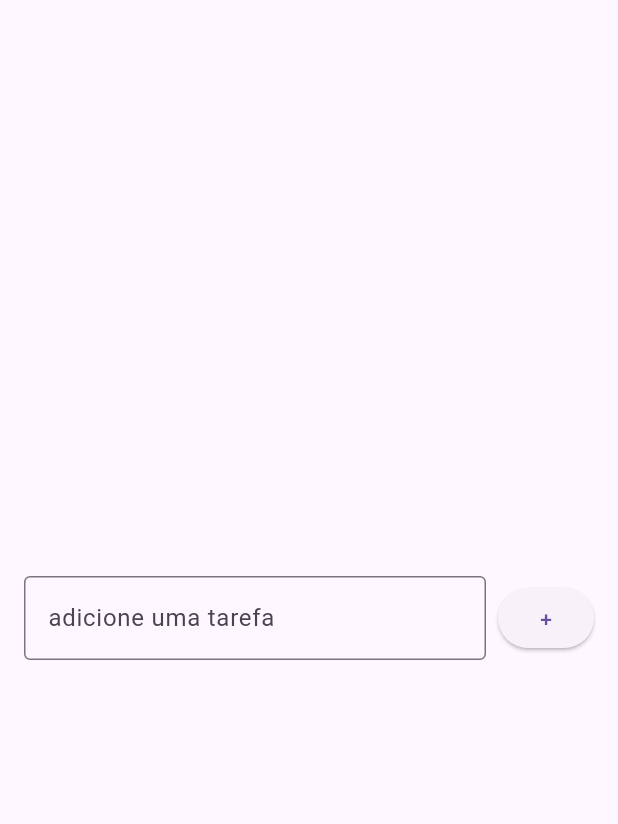
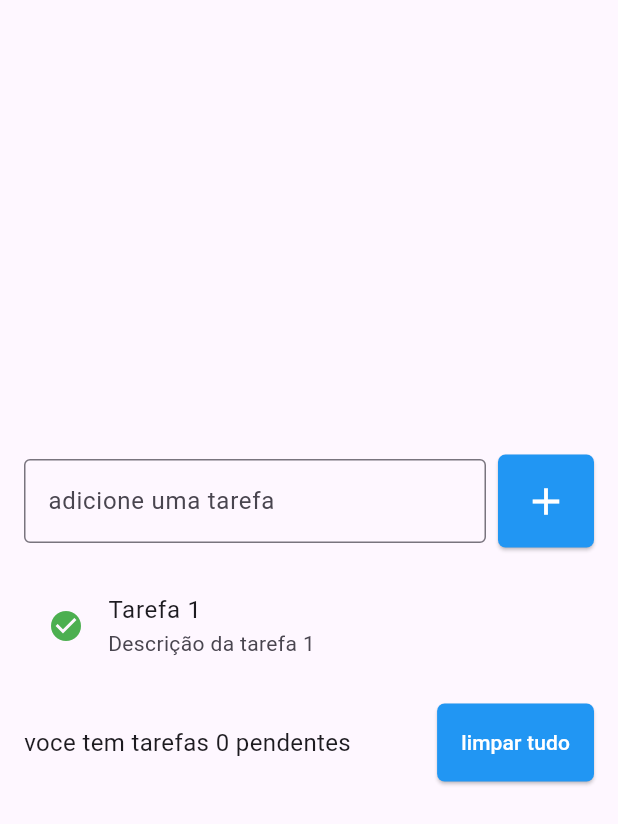
Before and after one commit to DOAgustavo/notesDOA, a Flutter app: the screen it shows after launch, on a phone screen of 412 x 824 dp. Shown: the top 824 px of the screen. Run offline on Flutter 3.47's test engine with Material 3 defaults, Android fonts, the phone set to English and light mode, and no system bars.

```diff
--- a/lib/screens/todo_list_page.dart
+++ b/lib/screens/todo_list_page.dart
@@ -11,7 +11,11 @@ class TodoListPage extends StatelessWidget {
       body: Center(
         child: Padding(
           padding: const EdgeInsets.all(16.0),
-          child: Row(
+
+          child: Column(
+            mainAxisSize: MainAxisSize.min,
+            children: [
+              Row(
                 children: [
                   Expanded(
                     child: TextField(
@@ -26,8 +30,73 @@ class TodoListPage extends StatelessWidget {
                   SizedBox(width: 8),
                   ElevatedButton(
                     onPressed:() {},
-                child: Text('+'),
+                    style: ElevatedButton.styleFrom(
+                      backgroundColor: Colors.blue,
+                      shape: RoundedRectangleBorder(
+                        borderRadius: BorderRadius.circular(5), // Define o raio do botão
                       ),
+                      padding: EdgeInsets.all(16),
+                    ),
+                      child: Icon(
+                      Icons.add,
+                      size: 30,
+                      color: Colors.white,
+
+                      ),
+                    ),
+
+
+
+                ],
+              ),
+
+              SizedBox(height: 16),
+              ListView(
+                shrinkWrap: true,
+                children: [
+                 ListTile(
+                    title: Text('Tarefa 1'),
+                    subtitle: Text('Descrição da tarefa 1'),
+                    leading: Icon(Icons.check_circle, color: Colors.green),
+                    onTap: (){
+                      print('Tarefa 1 clicada');
+                    },
+                 ),
+
+                ],
+              ),
+              SizedBox(height: 16),
+              Row(
+                children: [
+                  Expanded(
+                    child: Text(
+                      'voce tem tarefas 0 pendentes',
+                      style: TextStyle(
+                        fontSize: 16,
+
+                      ),
+
+                    ),
+                  ),
+
+
+
+
+                   SizedBox(width: 8),
+                  ElevatedButton(
+                    onPressed: () {},
+                    child: Text('limpar tudo'),
+                    style: ElevatedButton.styleFrom(
+                      backgroundColor: Colors.blue, // Define a cor de fundo do botão
+                      foregroundColor: Colors.white, // Define a cor do texto do botão
+                      shape: RoundedRectangleBorder(
+                        borderRadius: BorderRadius.circular(5), // Define o raio do botão
+                      ),
+                      padding: EdgeInsets.all(16),
+                    ),
+                  ),
+                ],
+              )
             ],
           ),
         ),
```
Lines whose indentation alone changed are shown as unchanged.
